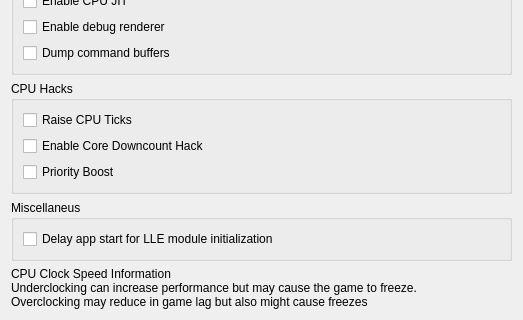
Old version of the form src/citra_qt/configuration/configure_debug.ui in the repository yeager/Borked3DS; both pictures show x 0 to 523 and y 272 to 592 of the 523 by 592 pixel window.
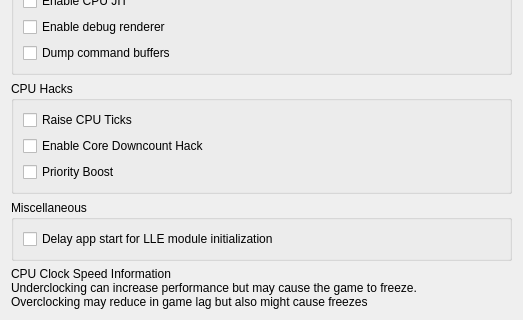
New version of the form.

Commit message: UI: Fix spelling mistake

```diff
--- a/src/citra_qt/configuration/configure_debug.ui
+++ b/src/citra_qt/configuration/configure_debug.ui
@@ -275,7 +275,7 @@
     <item>
       <widget class="QGroupBox" name="groupBox_6">
         <property name="title">
-          <string>Miscellaneus</string>
+          <string>Miscellaneous</string>
         </property>
         <layout class="QGridLayout" name="gridLayout_4">
           <item row="1" column="0">
```
